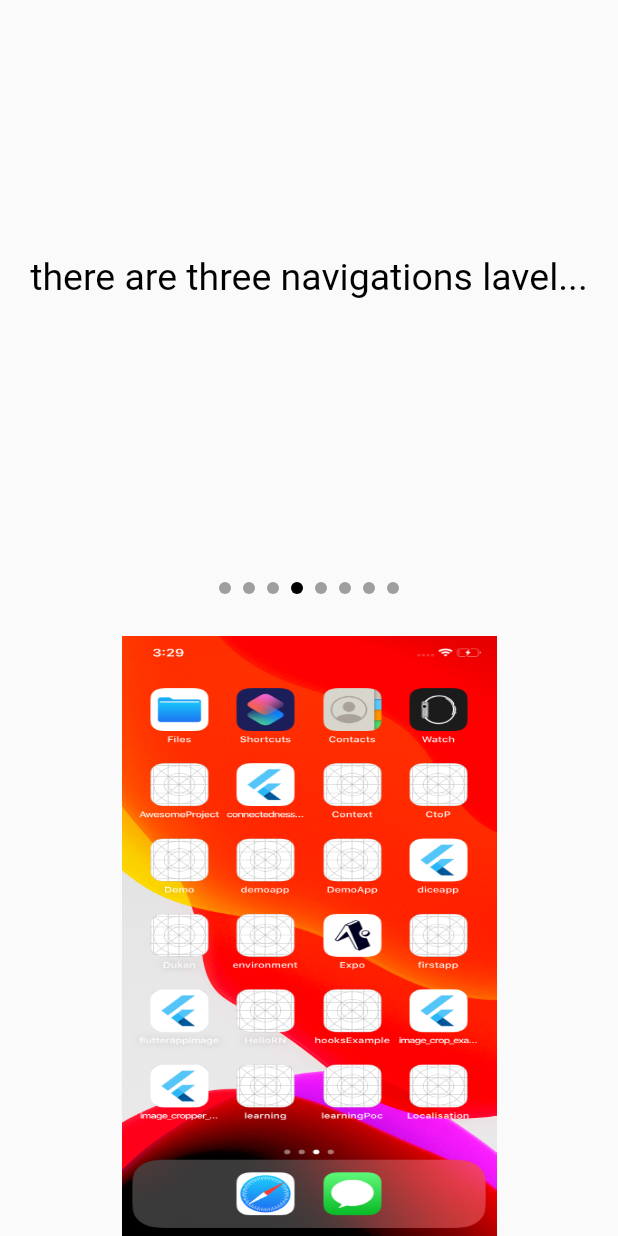
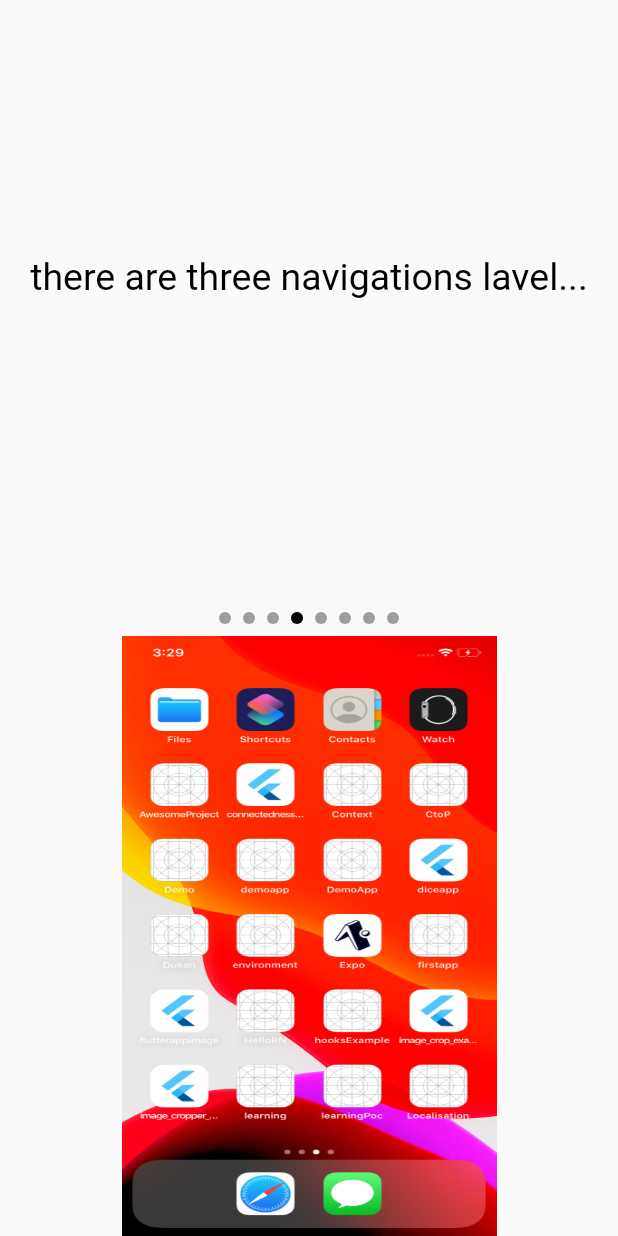
Before and after one commit to udasingh2/DemoTodoApp, a Flutter app: the screen it shows after launch, swiped to page 4, on a phone screen of 412 x 824 dp. Run offline on Flutter 3.47's test engine with Material 2 defaults, Android fonts, the phone set to English and light mode, and no system bars; drawn by our look-alikes of page_view_indicators; our stand-ins replace flip_card, pull_to_refresh; missing offline and left inert: random_color.

Commit message:
Changes aded

```diff
--- a/todo_app/lib/screens/LandingScreen.dart
+++ b/todo_app/lib/screens/LandingScreen.dart
@@ -32,7 +32,7 @@ class LandingScreenState extends State<LandingScreen>
     super.initState();
     animationController =
         AnimationController(vsync: this, duration: Duration(milliseconds: 700));
-    animation = Tween<double>(begin: 100, end: -300).animate(animationController)
+    animation = Tween<double>(begin: 70, end: -280).animate(animationController)
       ..addListener(() {
         setState(() {});
       });
@@ -41,6 +41,7 @@ class LandingScreenState extends State<LandingScreen>
   @override
   Widget build(BuildContext context) {
     return Scaffold(
+        resizeToAvoidBottomPadding: false,
       body: Center(
           child: Stack(
         children: <Widget>[
@@ -54,7 +55,6 @@ class LandingScreenState extends State<LandingScreen>
   _pagebuilder() {
     return PageView.builder(
       itemBuilder: (context, position) {
-
         if (position == 0) {
           animationController.reverse();
         }else if (position == 1) {
--- a/todo_app/lib/screens/TextImageScreen.dart
+++ b/todo_app/lib/screens/TextImageScreen.dart
@@ -33,7 +33,7 @@ class TextImageScreenState extends State<TextImageScreen>
            children: <Widget>[
            SizedBox(height: 170),
          _textWidget(widget.position),
-          SizedBox(height: 150),
+          SizedBox(height: 100),
              customDynamicWidget(),
       ],
     ));
@@ -51,7 +51,6 @@ class TextImageScreenState extends State<TextImageScreen>
     }else if(postion == 5) {
       return _page6text();
     }
-
   }
 
   _page2text() {
@@ -96,7 +95,7 @@ class TextImageScreenState extends State<TextImageScreen>
 
   _page4text() {
     return Text(
-      'there are three navigations lavel...',
+      'there are three navigations lavel...\n\n\n  ',
       textAlign: TextAlign.center,
       style: TextStyle(fontSize: 25, color:Colors.black),
     );
@@ -138,7 +137,7 @@ class TextImageScreenState extends State<TextImageScreen>
               style: TextStyle(
                   color: Colors.black, fontWeight: FontWeight.bold)),
           TextSpan(
-              text: 'to edit it...',
+              text: 'to edit it...\n ',
               style: TextStyle(
                   color: Colors.black, fontWeight: FontWeight.bold)),
         ],
```
